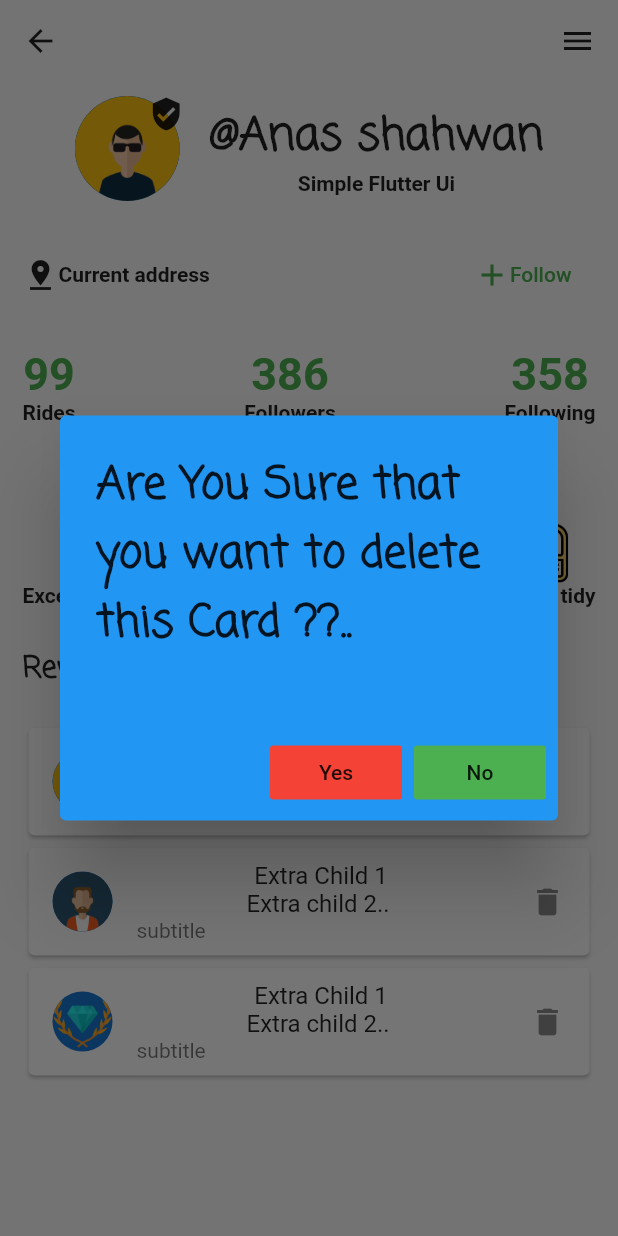
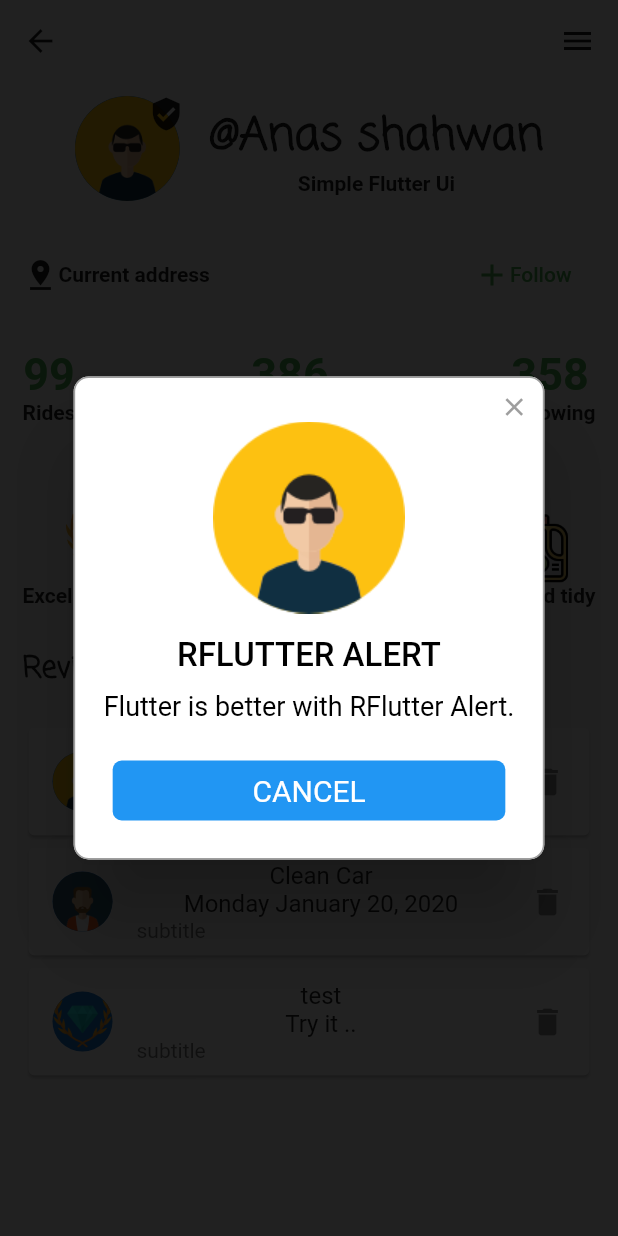
Before and after one commit to anasshahwan/Flutter_youtube_Course, a Flutter app: the screen it shows after launch, after a tap on "Follow", after a tap on the "delete" icon, on a phone screen of 412 x 824 dp. Run offline on Flutter 3.47's test engine with Material 2 defaults, Android fonts, the phone set to English and light mode, and no system bars; drawn by our look-alikes of rflutter_alert.

Commit message:
add test.dart for async

```diff
--- a/flutter_youtube_course/lib/Widgets/CommentCardWidget.dart
+++ b/flutter_youtube_course/lib/Widgets/CommentCardWidget.dart
@@ -20,7 +20,7 @@ class _commentsCardWidgetState extends State<commentsCardWidget> {
     return GestureDetector(
       onTap: () {
 
-         Navigator.pushNamed(context, CardDetails.pageName,arguments: CardDetails(image_url: 'ok',subtitle: "mySub",title: "title",));
+         Navigator.pushNamed(context, CardDetails.pageName,arguments: CardDetails(image_url: widget.comment.image_url,title: widget.comment.title,date: widget.comment.Date,));
       },
       child: Card(
         child: ListTile(
@@ -29,7 +29,7 @@ class _commentsCardWidgetState extends State<commentsCardWidget> {
             maxRadius: 20,
           ),
           title: Column(
-            children: <Widget>[widget.child1, widget.child2],
+            children: <Widget>[Text(widget.comment.title), Text(widget.comment.Date)],
           ),
           subtitle: Text('subtitle'),
           trailing:
--- a/flutter_youtube_course/lib/main.dart
+++ b/flutter_youtube_course/lib/main.dart
@@ -2,14 +2,16 @@ import 'package:flutter/material.dart';
 import 'package:flutter_youtube_course/Screens/CardDetails.dart';
 import 'comment.dart';
 import 'Widgets/CommentCardWidget.dart';
+import 'package:rflutter_alert/rflutter_alert.dart';
+import 'Screens/Screen3.dart';
 
-import 'Screens/Screen3.dart';
+
 void main() => runApp(MaterialApp(
       initialRoute: '/',
       routes: {
-     MyApp.pageName:(context)=> MyApp(),
-       Screen3.pageName:(context)=>Screen3(),
-      CardDetails.pageName:(context)=>CardDetails()
+        MyApp.pageName: (context) => MyApp(),
+        Screen3.pageName: (context) => Screen3(),
+        CardDetails.pageName: (context) => CardDetails()
       },
     ));
 
@@ -20,45 +22,47 @@ class MyApp extends StatefulWidget {
 }
 
 class _MyAppState extends State<MyApp> {
-
-
   List<Comment> myComments = [
 
-    Comment(image_url:'images/avatar.png',title:'Good Service', Date:"Monday January 20, 2020"),
-    Comment(image_url:'images/beard.png',title:'Clean Car', Date:"Monday January 20, 2020"),
-
+    Comment(
+        image_url: 'images/avatar.png',
+        title: 'Good Service',
+        Date: "Monday January 15, 2018"),
+    Comment(
+        image_url: 'images/beard.png',
+        title: 'Clean Car',
+        Date: "Monday January 20, 2020"),
   ];
 
-  openMyDialog(comment)  {
+  openMyDialog(comment) {
+
     return showDialog(
       context: context,
       barrierDismissible: false, // user must tap button!
       builder: (BuildContext context) {
-        return AlertDialog(
+
+        /*   return AlertDialog(
           backgroundColor: Colors.blue,
-          title: Text('Are You Sure that you want to delete this Card ??..', style: TextStyle(
+          title: Text(
+            'Are You Sure that you want to delete this Card ??..',
+            style: TextStyle(
                 fontWeight: FontWeight.bold,
                 fontSize: 30,
-              fontFamily: 'ComingSoon'),),
+                fontFamily: 'ComingSoon'),
+          ),
           content: SingleChildScrollView(
             child: ListBody(
-              children: <Widget>[
-
-              ],
+              children: <Widget>[],
             ),
           ),
           actions: <Widget>[
             FlatButton(
               color: Colors.red,
-
               child: Text('Yes'),
               onPressed: () {
-
                 myComments.remove(comment);
-        setState(() {
-        });
+                setState(() {});
                 Navigator.of(context).pop();
-
               },
             ),
             FlatButton(
@@ -68,22 +72,32 @@ class _MyAppState extends State<MyApp> {
                 Navigator.of(context).pop();
               },
             ),
-
           ],
-        );
+        ); */
       },
     );
   }
 
+
+  showMyCustomDialog(comment){
+
+    return  Alert(
+      context: context,
+      title: "RFLUTTER ALERT",
+      desc: "Flutter is better with RFlutter Alert.",
+      image: Image.asset('images/avatar.png'),
+    ).show();
+
+  }
+
   @override
   Widget build(BuildContext context) {
-    return  Scaffold(
+    return Scaffold(
       body: SafeArea(
         child: Container(
           padding: EdgeInsets.all(15),
           child: ListView(
             children: <Widget>[
-
               Row(
                 mainAxisAlignment: MainAxisAlignment.spaceBetween,
                 children: <Widget>[
@@ -144,12 +158,13 @@ class _MyAppState extends State<MyApp> {
                     ],
                   ),
                   FlatButton(
-                        onPressed: (){
+                    onPressed: () {
+                      myComments.add(Comment(
+                          image_url: 'images/diamond.png',
+                          title: 'test',
+                          Date: 'Try it ..'));
 
-                 myComments.add(Comment(image_url:'images/diamond.png' ,title:'test' ,Date: 'Try it ..'));
-
-                  setState(() {
-                                   });
+                      setState(() {});
                     },
                     child: Row(
                       children: <Widget>[
@@ -296,23 +311,27 @@ class _MyAppState extends State<MyApp> {
                           fontSize: 20),
                     ),
                   ),
-                      SizedBox(height: 20,),
-
+                  SizedBox(
+                    height: 20,
+                  ),
                 ],
               ),
-                  Column(children: myComments.map((comment){
-                    return commentsCardWidget(comment:comment,onClick: (){
-
-
-
-        openMyDialog(comment);
-                     },child1: Text("Extra Child 1"),child2: Text('Extra child 2.. '),);
-                  }).toList(),)
+              Column(
+                children: myComments.map((comment) {
+                  return commentsCardWidget(
+                    comment: comment,
+                    onClick: () {
+                      showMyCustomDialog(comment);
+                    },
+                    child1: Text("Extra Text  1"),
+                    child2: Text('Extra child 2.. '),
+                  );
+                }).toList(),
+              )
             ],
           ),
         ),
       ),
-
     );
   }
 }
--- a/flutter_youtube_course/pubspec.yaml
+++ b/flutter_youtube_course/pubspec.yaml
@@ -20,8 +20,7 @@ dependencies:
   flutter:
     sdk: flutter
 
-  # The following adds the Cupertino Icons font to your application.
-  # Use with the CupertinoIcons class for iOS style icons.
+  rflutter_alert: ^1.0.3
   cupertino_icons: ^0.1.2
 
 dev_dependencies:
```
Also changed, not shown: flutter_youtube_course/lib/Screens/CardDetails.dart (+5 -3 lines), flutter_youtube_course/test.dart (added, +38 -0 lines), flutter_youtube_course/pubspec.lock. Lines whose indentation alone changed are shown as unchanged.
